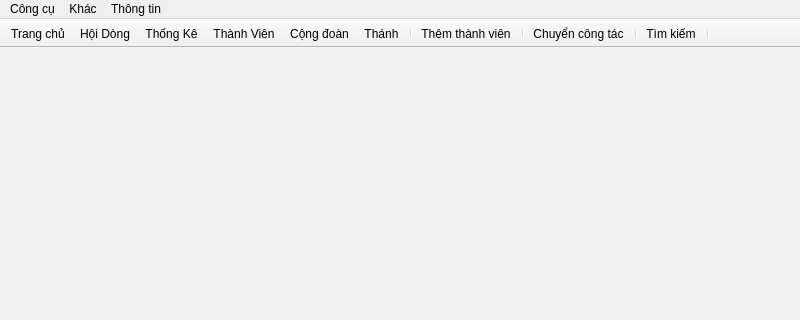
First picture: the form in app/mainwindow.ui, repository emtrai/hrm_monastery, before the edit; both pictures show x 0 to 800 and y 0 to 320 of the 800 by 600 pixel window.
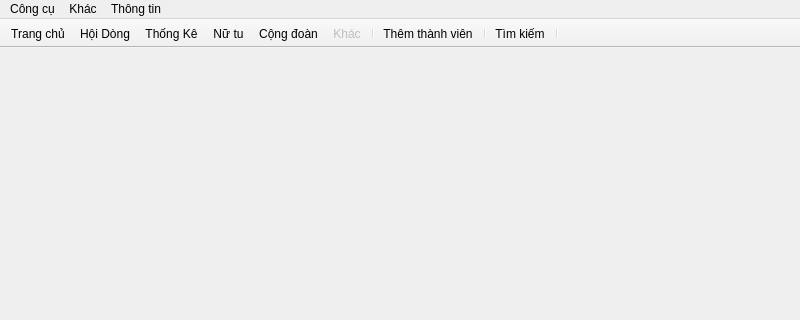
Second picture: the form after the edit. Icons and pictures are not drawn.

Diff of the .ui file:
```diff
--- a/app/mainwindow.ui
+++ b/app/mainwindow.ui
@@ -103,12 +103,10 @@
    <addaction name="actionSummarize"/>
    <addaction name="actionPerson"/>
    <addaction name="actionCommunity"/>
-   <addaction name="actionSaints_2"/>
+   <addaction name="actionDummy"/>
    <addaction name="separator"/>
    <addaction name="action_New"/>
    <addaction name="separator"/>
-   <addaction name="actionWorkChange"/>
-   <addaction name="separator"/>
    <addaction name="actionSearch"/>
    <addaction name="separator"/>
   </widget>
@@ -204,19 +202,6 @@
     <bool>true</bool>
    </property>
   </action>
-  <action name="actionSaints_2">
-   <property name="icon">
-    <iconset>
-     <normalon>:/icon/icon/icons8-saint-64.png</normalon>
-    </iconset>
-   </property>
-   <property name="text">
-    <string>Thánh</string>
-   </property>
-   <property name="toolTip">
-    <string>Show Saints</string>
-   </property>
-  </action>
   <action name="actionPerson">
    <property name="icon">
     <iconset>
@@ -224,7 +209,7 @@
     </iconset>
    </property>
    <property name="text">
-    <string>Thành Viên</string>
+    <string>Nữ tu</string>
    </property>
    <property name="toolTip">
     <string>Nuns</string>
@@ -316,14 +301,15 @@
     <string>&amp;Phục hồi</string>
    </property>
   </action>
-  <action name="actionWorkChange">
-   <property name="icon">
-    <iconset>
-     <normalon>:/icon/icon/icons8-change-64.png</normalon>
-    </iconset>
+  <action name="actionDummy">
+   <property name="enabled">
+    <bool>false</bool>
    </property>
    <property name="text">
-    <string>Chuyển công tác</string>
+    <string>Khác</string>
+   </property>
+   <property name="visible">
+    <bool>false</bool>
    </property>
   </action>
  </widget>
```
Left out of the diff: 2 changed lines with no effect on the pictures.
